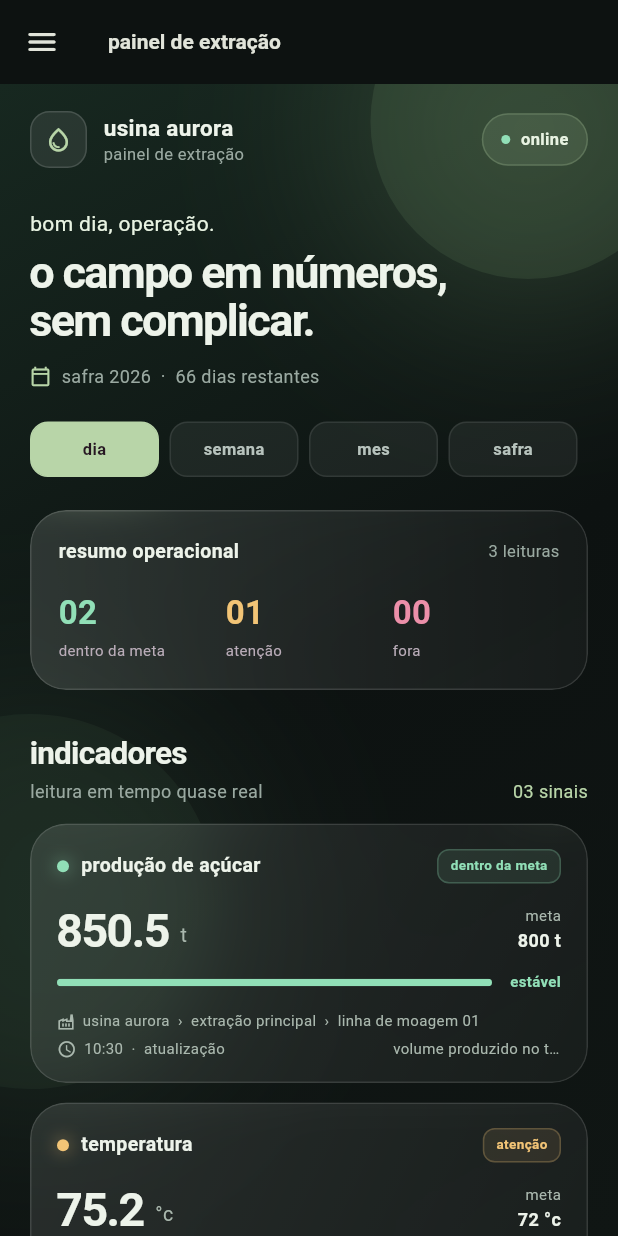
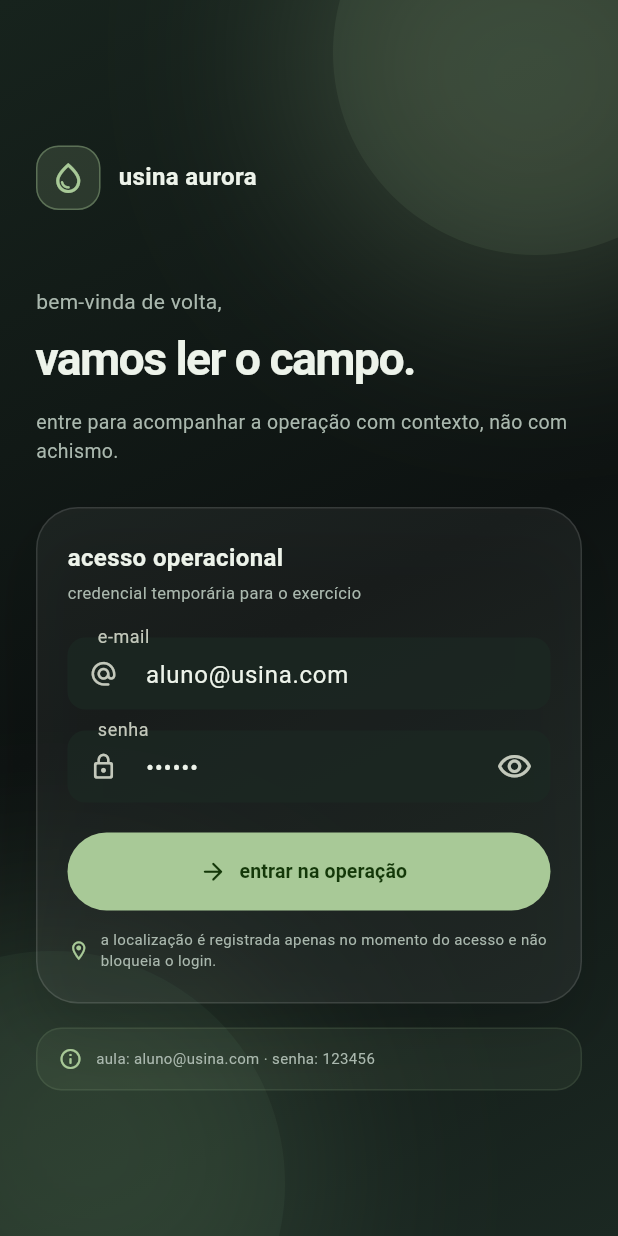
Before and after one commit to Paola5858/flutter, a Flutter app: the screen it shows after launch, on a phone screen of 412 x 824 dp. Run offline on Flutter 3.47's test engine with Material 3 defaults, Android fonts, the phone set to English and light mode, and no system bars; our stand-ins replace camera, dio, equatable, flutter_bloc, flutter_secure_storage, freezed_annotation and 8 more; missing offline and left inert: workmanager; accounts and stored records are empty.

Commit message:
feat(auth): adicionar sessão local e geolocalização no login

```diff
--- a/teste-mobile/usina_app/lib/main.dart
+++ b/teste-mobile/usina_app/lib/main.dart
@@ -1,4 +1,6 @@
 import 'package:flutter/material.dart';
+import 'package:shared_preferences/shared_preferences.dart';
+
 import 'cadastros.dart';
 import 'core/theme/app_theme.dart';
 import 'data/demo_dashboard.dart' as demo;
@@ -7,6 +9,7 @@ import 'screens/cadastro_screen.dart';
 import 'screens/cadastros/cadastro_indicador.dart';
 import 'screens/cadastros/cadastro_usuario.dart';
 import 'screens/dashboard_screen.dart';
+import 'screens/login_page.dart';
 
 void main() {
   runApp(UsinaApp(dashboard: criarDashboardDemo()));
@@ -19,20 +22,45 @@ class UsinaApp extends StatelessWidget {
 
   const UsinaApp({super.key, required this.dashboard});
 
+  Future<bool> _hasActiveSession() async {
+    final prefs = await SharedPreferences.getInstance();
+    return prefs.getBool('loginRealizado') ?? false;
+  }
+
   @override
   Widget build(BuildContext context) {
     return MaterialApp(
       debugShowCheckedModeBanner: false,
       title: 'usina aurora',
       theme: AppTheme.dark,
-      initialRoute: '/dashboard',
       routes: {
         '/dashboard': (_) => DashboardScreen(dashboard: dashboard),
+        '/login': (_) => LoginPage(dashboard: dashboard),
         '/cadastro/indicador': (_) => const CadastroIndicadorPage(),
         '/cadastro/usuario': (_) => const CadastroUsuarioPage(),
         for (final entry in cadastros.entries)
           '/cadastro/${entry.key}': (_) => CadastroScreen(config: entry.value),
       },
+      home: FutureBuilder<bool>(
+        future: _hasActiveSession(),
+        builder: (context, snapshot) {
+          if (!snapshot.hasData) {
+            return const _SessionLoading();
+          }
+          return snapshot.data == true
+              ? DashboardScreen(dashboard: dashboard)
+              : LoginPage(dashboard: dashboard);
+        },
+      ),
     );
   }
 }
+
+class _SessionLoading extends StatelessWidget {
+  const _SessionLoading();
+
+  @override
+  Widget build(BuildContext context) => const Scaffold(
+        body: Center(child: CircularProgressIndicator()),
+      );
+}
--- /dev/null
+++ b/teste-mobile/usina_app/lib/screens/login_page.dart
@@ -0,0 +1,372 @@
+import 'package:flutter/material.dart';
+import 'package:geolocator/geolocator.dart';
+
+import '../core/theme/app_tokens.dart';
+import '../models/domain.dart';
+import '../services/session_storage.dart';
+import 'dashboard_screen.dart';
+
+class LoginPage extends StatefulWidget {
+  final DashboardExtracao dashboard;
+
+  const LoginPage({super.key, required this.dashboard});
+
+  @override
+  State<LoginPage> createState() => _LoginPageState();
+}
+
+class _LoginPageState extends State<LoginPage> {
+  final _formKey = GlobalKey<FormState>();
+  final _emailController = TextEditingController(text: 'aluno@usina.com');
+  final _passwordController = TextEditingController(text: '123456');
+  final _storage = const SessionStorage();
+
+  bool _loading = false;
+  bool _obscurePassword = true;
+  bool _locationNoticeShown = false;
+
+  Future<Position?> _getLocation() async {
+    final serviceEnabled = await Geolocator.isLocationServiceEnabled();
+    if (!serviceEnabled) {
+      _showLocationNotice('gps desligado. o acesso continua sem coordenadas.');
+      return null;
+    }
+
+    var permission = await Geolocator.checkPermission();
+    if (permission == LocationPermission.denied) {
+      permission = await Geolocator.requestPermission();
+    }
+
+    if (permission == LocationPermission.denied) {
+      _showLocationNotice('permissão negada. o acesso continua sem coordenadas.');
+      return null;
+    }
+
+    if (permission == LocationPermission.deniedForever) {
+      _showLocationNotice(
+        'permissão bloqueada. você pode liberar a localização nas configurações.',
+      );
+      return null;
+    }
+
+    try {
+      return await Geolocator.getCurrentPosition(
+        locationSettings: const LocationSettings(
+          accuracy: LocationAccuracy.medium,
+          timeLimit: Duration(seconds: 10),
+        ),
+      );
+    } catch (_) {
+      _showLocationNotice('não foi possível ler o gps agora. o acesso continua.');
+      return null;
+    }
+  }
+
+  void _showLocationNotice(String message) {
+    if (!mounted || _locationNoticeShown) return;
+    _locationNoticeShown = true;
+    ScaffoldMessenger.of(context).showSnackBar(
+      SnackBar(
+        content: Text(message),
+        behavior: SnackBarBehavior.floating,
+        backgroundColor: AppColors.mineralRaised,
+      ),
+    );
+  }
+
+  Future<void> _login() async {
+    if (!(_formKey.currentState?.validate() ?? false)) return;
+    FocusManager.instance.primaryFocus?.unfocus();
+    setState(() {
+      _loading = true;
+      _locationNoticeShown = false;
+    });
+
+    await Future<void>.delayed(const Duration(milliseconds: 320));
+    final email = _emailController.text.trim().toLowerCase();
+    final password = _passwordController.text;
+
+    if (email != 'aluno@usina.com' || password != '123456') {
+      if (!mounted) return;
+      setState(() => _loading = false);
+      ScaffoldMessenger.of(context).showSnackBar(
+        const SnackBar(
+          content: Text('e-mail ou senha inválidos. tente a credencial da aula.'),
+          behavior: SnackBarBehavior.floating,
+          backgroundColor: AppColors.critical,
+        ),
+      );
+      return;
+    }
+
+    final position = await _getLocation();
+    await _storage.saveLogin(
+      email: email,
+      latitude: position?.latitude,
+      longitude: position?.longitude,
+    );
+
+    if (!mounted) return;
+    Navigator.of(context).pushReplacement(
+      MaterialPageRoute(
+        builder: (_) => DashboardScreen(dashboard: widget.dashboard),
+      ),
+    );
+  }
+
+  @override
+  void dispose() {
+    _emailController.dispose();
+    _passwordController.dispose();
+    super.dispose();
+  }
+
+  @override
+  Widget build(BuildContext context) {
+    return Scaffold(
+      body: Stack(
+        children: [
+          const _LoginBackground(),
+          SafeArea(
+            child: Center(
+              child: SingleChildScrollView(
+                padding: const EdgeInsets.fromLTRB(24, 28, 24, 28),
+                child: ConstrainedBox(
+                  constraints: const BoxConstraints(maxWidth: 470),
+                  child: Column(
+                    crossAxisAlignment: CrossAxisAlignment.start,
+                    children: [
+                      const _BrandMark(),
+                      const SizedBox(height: 52),
+                      const Text(
+                        'bem-vinda de volta,',
+                        style: TextStyle(
+                          color: AppColors.inkMuted,
+                          fontSize: 14,
+                          letterSpacing: .2,
+                        ),
+                      ),
+                      const SizedBox(height: 7),
+                      const Text(
+                        'vamos ler o campo.',
+                        style: TextStyle(
+                          color: AppColors.ink,
+                          fontSize: 31,
+                          fontWeight: FontWeight.w700,
+                          letterSpacing: -1.1,
+                        ),
+                      ),
+                      const SizedBox(height: 12),
+                      const Text(
+                        'entre para acompanhar a operação com contexto, não com achismo.',
+                        style: TextStyle(
+                          color: AppColors.inkMuted,
+                          fontSize: 13,
+                          height: 1.45,
+                        ),
+                      ),
+                      const SizedBox(height: 28),
+                      _GlassLoginCard(
+                        formKey: _formKey,
+                        emailController: _emailController,
+                        passwordController: _passwordController,
+                        obscurePassword: _obscurePassword,
+                        loading: _loading,
+                        onTogglePassword: () => setState(
+                          () => _obscurePassword = !_obscurePassword,
+                        ),
+                        onSubmit: _login,
+                      ),
+                      const SizedBox(height: 16),
+                      const _CredentialHint(),
+                    ],
+                  ),
+                ),
+              ),
+            ),
+          ),
+        ],
+      ),
+    );
+  }
+}
+
+class _LoginBackground extends StatelessWidget {
+  const _LoginBackground();
+
+  @override
+  Widget build(BuildContext context) => Container(
+        decoration: const BoxDecoration(
+          gradient: LinearGradient(
+            begin: Alignment.topLeft,
+            end: Alignment.bottomRight,
+            colors: [AppColors.mineralRaised, AppColors.mineral, AppColors.surface],
+          ),
+        ),
+        child: Stack(
+          children: [
+            Positioned(top: -100, right: -80, child: _Orb(270, AppColors.moss)),
+            Positioned(bottom: -120, left: -120, child: _Orb(310, AppColors.mossStrong)),
+          ],
+        ),
+      );
+}
+
+class _Orb extends StatelessWidget {
+  final double size;
+  final Color color;
+  const _Orb(this.size, this.color);
+
+  @override
+  Widget build(BuildContext context) => Container(
+        width: size,
+        height: size,
+        decoration: BoxDecoration(
+          shape: BoxShape.circle,
+          color: color.withValues(alpha: .08),
+          boxShadow: [BoxShadow(color: color.withValues(alpha: .22), blurRadius: 110, spreadRadius: 30)],
+        ),
+      );
+}
+
+class _BrandMark extends StatelessWidget {
+  const _BrandMark();
+
+  @override
+  Widget build(BuildContext context) => Row(
+        children: [
+          Container(
+            width: 43,
+            height: 43,
+            decoration: BoxDecoration(
+              color: AppColors.moss.withValues(alpha: .16),
+              borderRadius: BorderRadius.circular(15),
+              border: Border.all(color: AppColors.moss.withValues(alpha: .38)),
+            ),
+            child: const Icon(Icons.water_drop_outlined, color: AppColors.moss),
+          ),
+          const SizedBox(width: 12),
+          const Text(
+            'usina aurora',
+            style: TextStyle(color: AppColors.ink, fontSize: 16, fontWeight: FontWeight.w600),
+          ),
+        ],
+      );
+}
+
+class _GlassLoginCard extends StatelessWidget {
+  final GlobalKey<FormState> formKey;
+  final TextEditingController emailController;
+  final TextEditingController passwordController;
+  final bool obscurePassword;
+  final bool loading;
+  final VoidCallback onTogglePassword;
+  final VoidCallback onSubmit;
+
+  const _GlassLoginCard({
+    required this.formKey,
+    required this.emailController,
+    required this.passwordController,
+    required this.obscurePassword,
+    required this.loading,
+    required this.onTogglePassword,
+    required this.onSubmit,
+  });
+
+  InputDecoration decoration(String label, IconData icon, {Widget? suffix}) => InputDecoration(
+        labelText: label,
+        prefixIcon: Icon(icon, size: 19),
+        suffixIcon: suffix,
+      );
+
+  @override
+  Widget build(BuildContext context) => Container(
+        padding: const EdgeInsets.fromLTRB(20, 22, 20, 20),
+        decoration: BoxDecoration(
+          color: Colors.white.withValues(alpha: .055),
+          borderRadius: BorderRadius.circular(28),
+          border: Border.all(color: Colors.white.withValues(alpha: .12)),
+          boxShadow: [BoxShadow(color: Colors.black.withValues(alpha: .16), blurRadius: 34, offset: const Offset(0, 18))],
+        ),
+        child: Form(
+          key: formKey,
+          child: Column(
+            crossAxisAlignment: CrossAxisAlignment.start,
+            children: [
+              const Text('acesso operacional', style: TextStyle(color: AppColors.ink, fontSize: 16, fontWeight: FontWeight.w600)),
+              const SizedBox(height: 5),
+              const Text('credencial temporária para o exercício', style: TextStyle(color: AppColors.inkMuted, fontSize: 11)),
+              const SizedBox(height: 22),
+              TextFormField(
+                controller: emailController,
+                keyboardType: TextInputType.emailAddress,
+                textInputAction: TextInputAction.next,
+                decoration: decoration('e-mail', Icons.alternate_email_rounded),
+                validator: (value) {
+                  if (value == null || value.trim().isEmpty) return 'informe o e-mail';
+                  if (!value.contains('@')) return 'use um e-mail válido';
+                  return null;
+                },
+              ),
+              const SizedBox(height: 14),
+              TextFormField(
+                controller: passwordController,
+                obscureText: obscurePassword,
+                onFieldSubmitted: (_) => onSubmit(),
+                decoration: decoration(
+                  'senha',
+                  Icons.lock_outline_rounded,
+                  suffix: IconButton(
+                    tooltip: obscurePassword ? 'mostrar senha' : 'ocultar senha',
+                    onPressed: onTogglePassword,
+                    icon: Icon(obscurePassword ? Icons.visibility_outlined : Icons.visibility_off_outlined),
+                  ),
+                ),
+                validator: (value) => value == null || value.length < 6 ? 'use pelo menos 6 caracteres' : null,
+              ),
+              const SizedBox(height: 20),
+              SizedBox(
+                width: double.infinity,
+                height: 52,
+                child: FilledButton.icon(
+                  onPressed: loading ? null : onSubmit,
+                  icon: loading
+                      ? const SizedBox(width: 18, height: 18, child: CircularProgressIndicator(strokeWidth: 2))
+                      : const Icon(Icons.arrow_forward_rounded, size: 19),
+                  label: Text(loading ? 'validando acesso...' : 'entrar na operação'),
+                ),
+              ),
+              const SizedBox(height: 13),
+              const Row(
+                children: [
+                  Icon(Icons.location_on_outlined, size: 15, color: AppColors.moss),
+                  SizedBox(width: 7),
+                  Expanded(child: Text('a localização é registrada apenas no momento do acesso e não bloqueia o login.', style: TextStyle(color: AppColors.inkMuted, fontSize: 10, height: 1.35))),
+                ],
+              ),
+            ],
+          ),
+        ),
+      );
+}
+
+class _CredentialHint extends StatelessWidget {
+  const _CredentialHint();
+
+  @override
+  Widget build(BuildContext context) => Container(
+        padding: const EdgeInsets.symmetric(horizontal: 14, vertical: 12),
+        decoration: BoxDecoration(
+          color: AppColors.moss.withValues(alpha: .07),
+          borderRadius: BorderRadius.circular(17),
+          border: Border.all(color: AppColors.moss.withValues(alpha: .12)),
+        ),
+        child: const Row(
+          children: [
+            Icon(Icons.info_outline_rounded, size: 16, color: AppColors.moss),
+            SizedBox(width: 9),
+            Expanded(child: Text('aula: aluno@usina.com · senha: 123456', style: TextStyle(color: AppColors.inkMuted, fontSize: 10))),
+          ],
+        ),
+      );
+}
--- /dev/null
+++ b/teste-mobile/usina_app/lib/services/session_storage.dart
@@ -0,0 +1,84 @@
+import 'package:shared_preferences/shared_preferences.dart';
+
+class SessionSnapshot {
+  final bool loggedIn;
+  final String? email;
+  final DateTime? loggedAt;
+  final double? latitude;
+  final double? longitude;
+
+  const SessionSnapshot({
+    required this.loggedIn,
+    this.email,
+    this.loggedAt,
+    this.latitude,
+    this.longitude,
+  });
+
+  bool get hasLocation => latitude != null && longitude != null;
+}
+
+class SessionStorage {
+  static const _loginKey = 'loginRealizado';
+  static const _emailKey = 'emailUsuario';
+  static const _dateKey = 'dataLogin';
+  static const _latitudeKey = 'latitude';
+  static const _longitudeKey = 'longitude';
+
+  const SessionStorage();
+
+  Future<SessionSnapshot> read() async {
+    final prefs = await SharedPreferences.getInstance();
+    final dateValue = prefs.getString(_dateKey);
+    return SessionSnapshot(
+      loggedIn: prefs.getBool(_loginKey) ?? false,
+      email: prefs.getString(_emailKey),
+      loggedAt: dateValue == null ? null : DateTime.tryParse(dateValue),
+      latitude: prefs.getDouble(_latitudeKey),
+      longitude: prefs.getDouble(_longitudeKey),
+    );
+  }
+
+  Future<void> saveLogin({
+    required String email,
+    double? latitude,
+    double? longitude,
+  }) async {
+    final prefs = await SharedPreferences.getInstance();
+    await prefs.setBool(_loginKey, true);
+    await prefs.setString(_emailKey, email);
+    await prefs.setString(_dateKey, DateTime.now().toIso8601String());
+
+    if (latitude != null && longitude != null) {
+      await prefs.setDouble(_latitudeKey, latitude);
+      await prefs.setDouble(_longitudeKey, longitude);
+    } else {
+      await prefs.remove(_latitudeKey);
+      await prefs.remove(_longitudeKey);
+    }
+  }
+
+  Future<void> clear() async {
+    final prefs = await SharedPreferences.getInstance();
+    await prefs.setBool(_loginKey, false);
+    await prefs.remove(_emailKey);
+    await prefs.remove(_dateKey);
+    await prefs.remove(_latitudeKey);
+    await prefs.remove(_longitudeKey);
+  }
+}
+
+String formatCoordinate(double? value) {
+  if (value == null) return '--';
+  return value.toStringAsFixed(5);
+}
+
+String formatSessionDate(DateTime? value) {
+  if (value == null) return 'acesso recente';
+  final local = value.toLocal();
+  final day = local.day.toString().padLeft(2, '0');
+  final month = local.month.toString().padLeft(2, '0');
+  final hour = local.hour.toString().padLeft(2, '0');
+  final minute = local.minute.toString().padLeft(2, '0');
+  return '$day/$month/${local.year} · $hour:$minute';
+}
--- a/teste-mobile/usina_app/pubspec.yaml
+++ b/teste-mobile/usina_app/pubspec.yaml
@@ -36,6 +36,8 @@ dependencies:
   cupertino_icons: ^1.0.8
   camera: ^0.11.2+1
   image_picker: ^1.1.2
+  geolocator: ^14.0.2
+  shared_preferences: ^2.5.3
 
 dev_dependencies:
   flutter_test:
```
Also changed, not shown: teste-mobile/usina_app/lib/screens/dashboard_screen.dart (+65 -1 lines), 3 other files.
